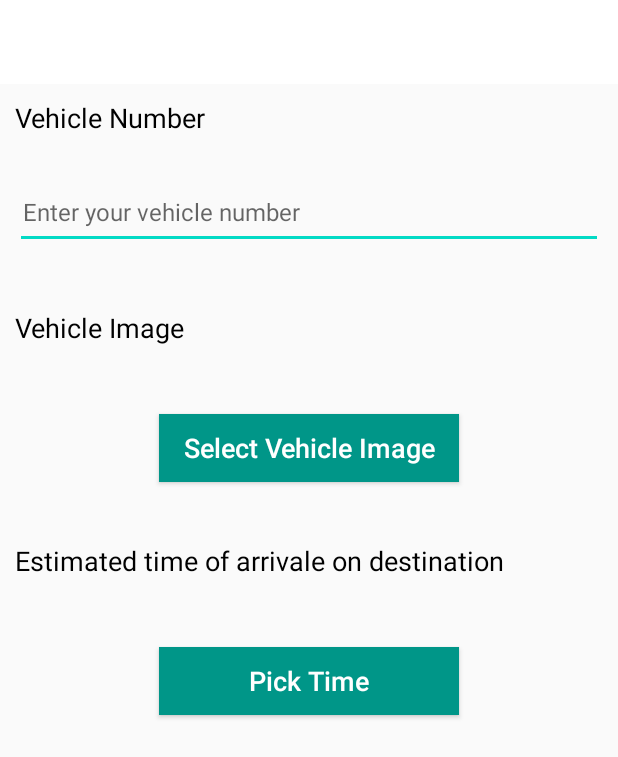
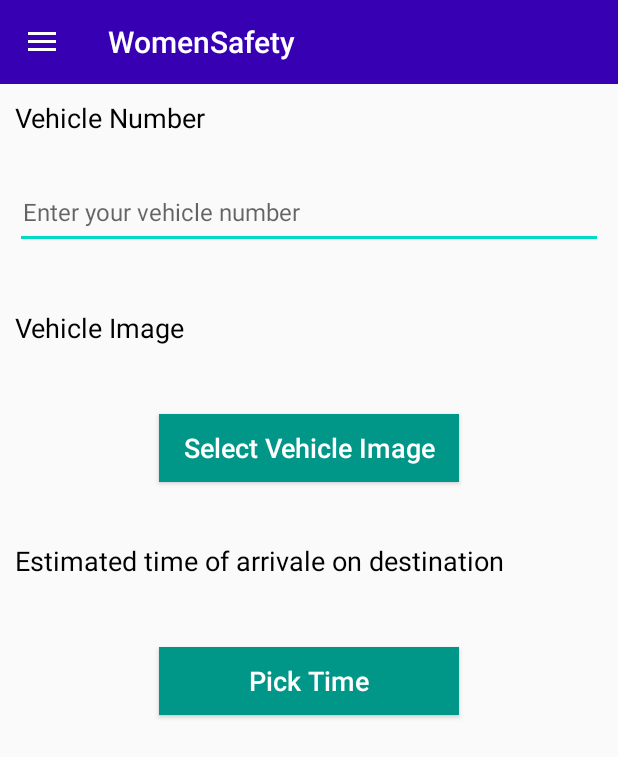
Before and after one commit to 1-ARIjitS/SHIELD_WomenSafetyApp, an Android app: the Detail_Forms screen opened directly, with no data from a screen before it, on a phone screen of 412 x 824 dp. Shown: the top 757 px of the screen. Run offline under Robolectric (Android 15) with nearby library versions, the phone set to English and light mode, and no system bars; Roboto replaces fonts that are not available here.

Commit message:
Update activity_detail_forms

```diff
--- a/app/src/main/res/layout/activity_detail__forms.xml
+++ b/app/src/main/res/layout/activity_detail__forms.xml
@@ -23,7 +23,7 @@
                 android:layout_width="match_parent"
                 android:layout_height="wrap_content"
                 android:orientation="vertical"
-                android:background="#fff">
+                android:background="#3700B3">
 
                 <androidx.appcompat.widget.Toolbar
                     android:id="@+id/toolbar"
```
